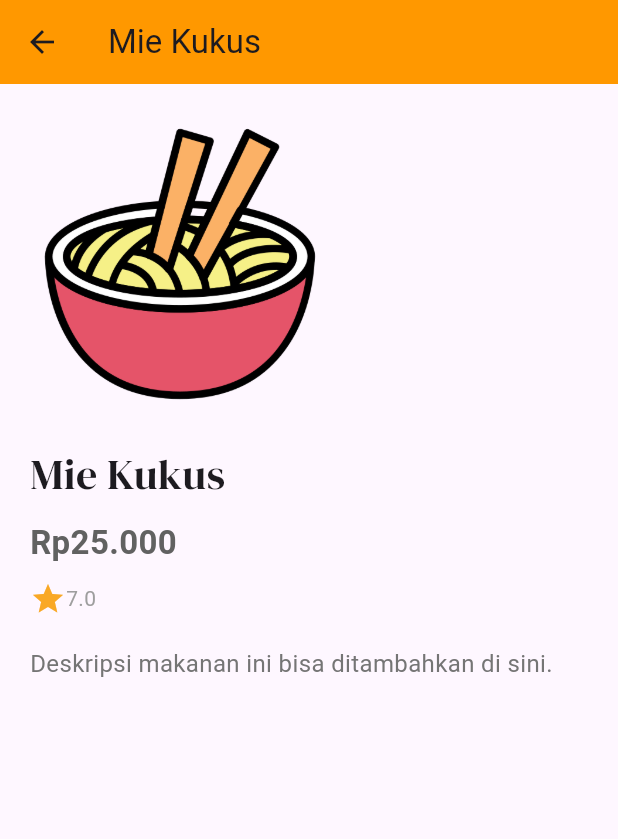
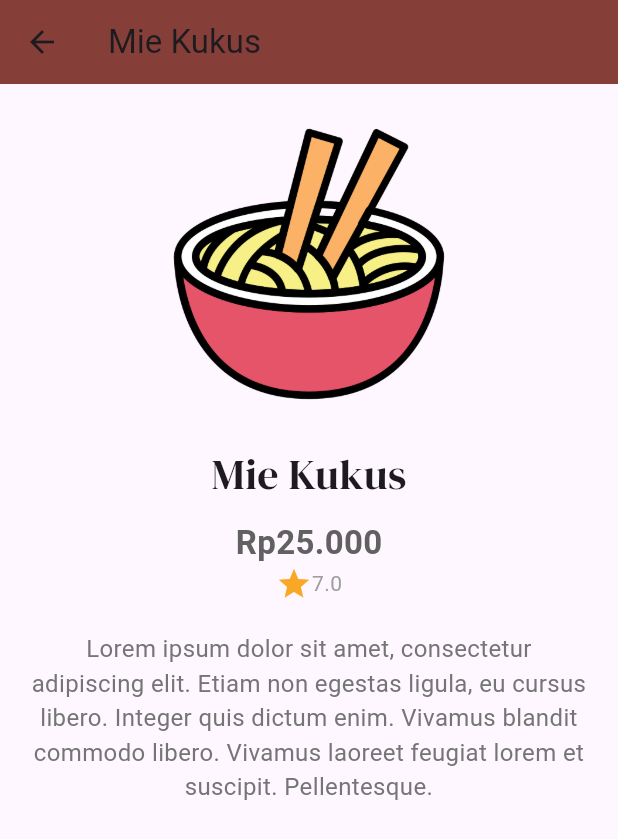
Before and after one commit to Budisyahputra/myapp, a Flutter app: the MenuPage screen opened by its route, after a tap on "Mie Kukus", on a phone screen of 412 x 824 dp. Shown: the top 839 px of the screen. Run offline on Flutter 3.47's test engine with Material 3 defaults, Android fonts, the phone set to English and light mode, and no system bars; our stand-ins replace google_fonts.

Commit message:
Penambahan deksripsi makanan, pengaturan warna dll

```diff
--- a/lib/models/makanan.dart
+++ b/lib/models/makanan.dart
@@ -3,16 +3,19 @@ class Makanan {
   String harga;
   String gambar;
   String rating;
+  String deskripsi;
 
   Makanan({
     required this.nama,
     required this.harga,
     required this.gambar,
     required this.rating,
+    required this.deskripsi,
   });
 
   String get _nama => nama;
   String get _harga => harga;
   String get _gambar => gambar;
   String get _rating => rating;
+  String get _deskripsi => deskripsi;
 }
--- a/lib/pages/detail_page.dart
+++ b/lib/pages/detail_page.dart
@@ -13,12 +13,12 @@ class DetailPage extends StatelessWidget {
     return Scaffold(
       appBar: AppBar(
         title: Text(makanan.nama),
-        backgroundColor: Colors.orange,
+        backgroundColor: const Color.fromARGB(255, 134, 62, 56),
       ),
       body: Padding(
         padding: const EdgeInsets.all(20.0),
         child: Column(
-          crossAxisAlignment: CrossAxisAlignment.start,
+          crossAxisAlignment: CrossAxisAlignment.center,
           children: [
             Image.asset(
               makanan.gambar,
@@ -38,8 +38,8 @@ class DetailPage extends StatelessWidget {
                 color: Colors.grey[700],
               ),
             ),
-            const SizedBox(height: 10),
             Row(
+              mainAxisAlignment: MainAxisAlignment.center,
               children: [
                 Icon(
                   Icons.star,
@@ -53,8 +53,9 @@ class DetailPage extends StatelessWidget {
             ),
             const SizedBox(height: 20),
             Text(
-              'Deskripsi makanan ini bisa ditambahkan di sini.',
+              makanan.deskripsi,
               style: TextStyle(fontSize: 16, color: Colors.grey[600]),
+              textAlign: TextAlign.center,
             ),
           ],
         ),
--- a/lib/pages/menu_pages.dart
+++ b/lib/pages/menu_pages.dart
@@ -20,31 +20,36 @@ class _MenuPageState extends State<MenuPage> {
         harga: "25.000",
         gambar: "images/mie.png",
         rating: "7.0",
-    ),
+        deskripsi:
+            "Lorem ipsum dolor sit amet, consectetur adipiscing elit. Etiam non egestas ligula, eu cursus libero. Integer quis dictum enim. Vivamus blandit commodo libero. Vivamus laoreet feugiat lorem et suscipit. Pellentesque."),
     Makanan(
         nama: "Bakso",
         harga: "40.000",
         gambar: "images/bakso.png",
         rating: "8.2",
-    ),
+        deskripsi:
+            "Lorem ipsum dolor sit amet, consectetur adipiscing elit. Etiam non egestas ligula, eu cursus libero. Integer quis dictum enim. Vivamus blandit commodo libero. Vivamus laoreet feugiat lorem et suscipit. Pellentesque."),
     Makanan(
         nama: "Nasi Goreng",
         harga: "20.000",
         gambar: "images/fried-rice.png",
         rating: "9.1",
-    ),
+        deskripsi:
+            "Lorem ipsum dolor sit amet, consectetur adipiscing elit. Etiam non egestas ligula, eu cursus libero. Integer quis dictum enim. Vivamus blandit commodo libero. Vivamus laoreet feugiat lorem et suscipit. Pellentesque."),
     Makanan(
         nama: "Nasi Goreng",
         harga: "20.000",
         gambar: "images/fried-rice.png",
         rating: "9.1",
-    ),
+        deskripsi:
+            "Lorem ipsum dolor sit amet, consectetur adipiscing elit. Etiam non egestas ligula, eu cursus libero. Integer quis dictum enim. Vivamus blandit commodo libero. Vivamus laoreet feugiat lorem et suscipit. Pellentesque."),
     Makanan(
         nama: "Nasi Goreng",
         harga: "20.000",
         gambar: "images/fried-rice.png",
         rating: "9.1",
-    ),
+        deskripsi:
+            "Lorem ipsum dolor sit amet, consectetur adipiscing elit. Etiam non egestas ligula, eu cursus libero. Integer quis dictum enim. Vivamus blandit commodo libero. Vivamus laoreet feugiat lorem et suscipit. Pellentesque."),
   ];
 
   @override
@@ -53,7 +58,7 @@ class _MenuPageState extends State<MenuPage> {
     final isWideScreen = screenWidth > 600;
 
     return Scaffold(
-      backgroundColor: const Color.fromARGB(255, 189, 181, 181),
+      backgroundColor: const Color.fromARGB(255, 208, 172, 172),
       appBar: AppBar(
         backgroundColor: Colors.transparent,
         elevation: 0,
@@ -85,7 +90,7 @@ class _MenuPageState extends State<MenuPage> {
                       crossAxisAlignment: CrossAxisAlignment.start,
                       children: [
                         Text(
-                          'Dapatkan Diskon 30%',
+                          'Dapatkan Diskon 15%',
                           style: GoogleFonts.dmSerifDisplay(
                             color: Colors.white,
                             fontSize: 18,
@@ -132,7 +137,8 @@ class _MenuPageState extends State<MenuPage> {
                   ? GridView.builder(
                       shrinkWrap: true,
                       physics: const NeverScrollableScrollPhysics(),
-                      gridDelegate: const SliverGridDelegateWithFixedCrossAxisCount(
+                      gridDelegate:
+                          const SliverGridDelegateWithFixedCrossAxisCount(
                         crossAxisCount: 2,
                         childAspectRatio: 3 / 2,
                       ),
@@ -150,8 +156,6 @@ class _MenuPageState extends State<MenuPage> {
                       ),
                     ),
               const SizedBox(height: 20),
-
-
               Container(
                 decoration: BoxDecoration(
                   color: Colors.grey[100],
```
Also changed, not shown: lib/main.dart (+4 -5 lines). Lines whose indentation alone changed are shown as unchanged.
